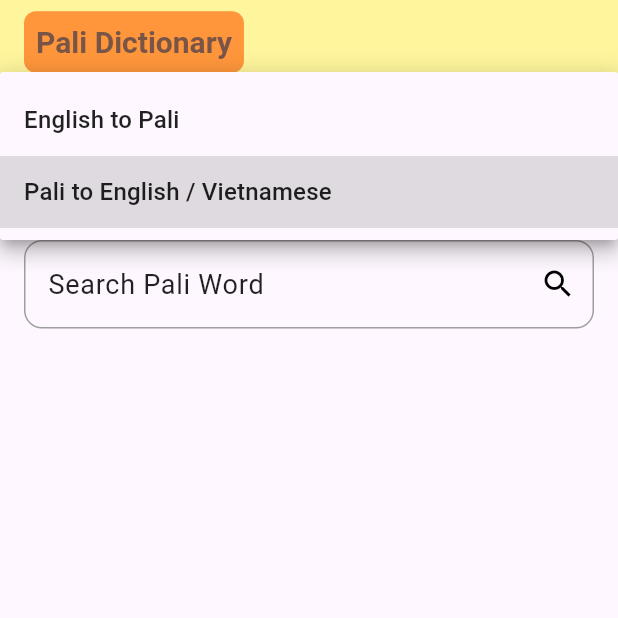
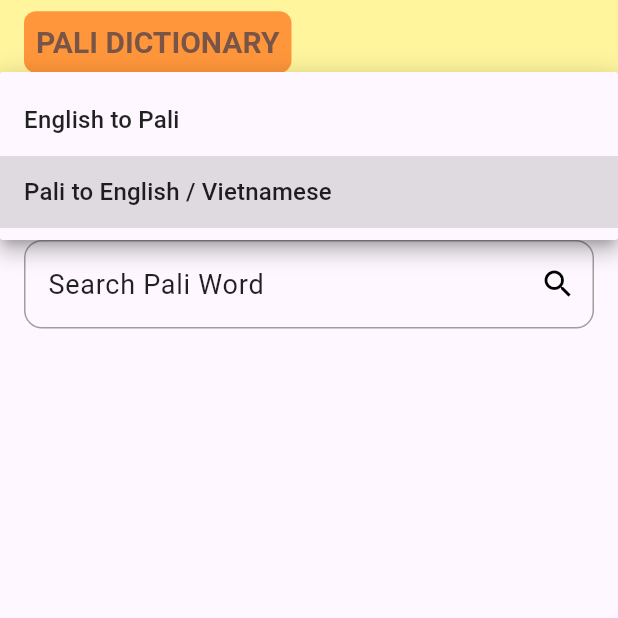
Before and after one commit to trgpnt/pali_dict_app, a Flutter app: the screen it shows after launch, after a tap on "Pali to English / Vietnamese", on a phone screen of 412 x 824 dp, the top half of it. Run offline on Flutter 3.47's test engine with Material 3 defaults, Android fonts, the phone set to English and light mode, and no system bars; statements that could not run were skipped.

```diff
--- a/lib/dictionary_app.dart
+++ b/lib/dictionary_app.dart
@@ -27,6 +27,7 @@ class _DictionaryAppState extends State<DictionaryApp> {
 
   Future<void> loadDictionaryData() async {
     try {
+      Stopwatch stopwatch = Stopwatch()..start();
       dictionaryData[TranslationMode.englishToPali] =
           await _dictionaryReadService.loadDictionary(
               'assets/english-pali_Ven_A_P_Buddhadatta-2.4.2.txt');
@@ -35,6 +36,8 @@ class _DictionaryAppState extends State<DictionaryApp> {
               'assets/pali-english_Ven_A_P_Buddhadatta-2.4.2.txt');
       dictionaryData[TranslationMode.paliToVNese] = await _dictionaryReadService
           .loadDictionary('assets/conbimed_pali_vnese.txt');
+      print(
+          'Finished loading in ${stopwatch.elapsed.inMilliseconds} miliseconds');
     } catch (e) {
       print('Error loading dictionary data: $e');
     }
--- a/lib/loading_screen.dart
+++ b/lib/loading_screen.dart
@@ -1,7 +1,7 @@
 import 'package:flutter/material.dart';
 
-class LoadingScreen extends StatelessWidget {
-  const LoadingScreen({Key? key}) : super(key: key);
+class InitialLoadingScreen extends StatelessWidget {
+  const InitialLoadingScreen({super.key});
 
   @override
   Widget build(BuildContext context) {
--- a/lib/main.dart
+++ b/lib/main/main.dart
@@ -1,24 +1,26 @@
 import 'package:flutter/material.dart';
 
-import 'dictionary_app.dart';
-import 'loading_screen.dart';
+import '../dictionary_app.dart';
+import '../loading_screen.dart';
 
 void main() {
   runApp(MyApp());
 }
 
 class MyApp extends StatelessWidget {
+  static const int waitingOnMilisec = 3000;
+
   @override
   Widget build(BuildContext context) {
     return MaterialApp(
+      debugShowCheckedModeBanner: false,
       home: FutureBuilder<void>(
-        // Simulate some asynchronous initialization
         future: init(),
         builder: (context, snapshot) {
           if (snapshot.connectionState == ConnectionState.done) {
-            return const MyHomePage(); // Transition to the main page
+            return const DictionaryHomePage(); // Transition to the main page
           } else {
-            return const LoadingScreen(); // Show the loading screen while initializing
+            return const InitialLoadingScreen(); // Show the loading screen while initializing
           }
         },
       ),
@@ -28,21 +30,25 @@ class MyApp extends StatelessWidget {
   Future<void> init() async {
     // Perform your initialization tasks here
     // This could be loading data, setting up services, etc.
-    await Future.delayed(const Duration(seconds: 1)); // Simulating a delay
+    await Future.delayed(
+        const Duration(milliseconds: waitingOnMilisec)); // Simulating a delay
   }
 }
 
-class MyHomePage extends StatefulWidget {
-  const MyHomePage({Key? key}) : super(key: key);
+class DictionaryHomePage extends StatefulWidget {
+  const DictionaryHomePage({super.key});
 
   @override
-  _MyHomePageState createState() => _MyHomePageState();
+  _DictionaryHomePageState createState() => _DictionaryHomePageState();
 }
 
-class _MyHomePageState extends State<MyHomePage> {
+class _DictionaryHomePageState extends State<DictionaryHomePage> {
+  static const HOME_PAGE_TITLE = "PALI DICTIONARY";
+
   @override
   Widget build(BuildContext context) {
     return MaterialApp(
+      debugShowCheckedModeBanner: false,
       home: Scaffold(
         appBar: AppBar(
           backgroundColor: Colors.yellow.shade200, // Yellow shade
@@ -54,7 +60,7 @@ class _MyHomePageState extends State<MyHomePage> {
               borderRadius: BorderRadius.circular(8.0), // Rounded corners
             ),
             child: const Text(
-              'Pali Dictionary',
+              HOME_PAGE_TITLE,
               style: TextStyle(
                 fontSize: 20.0,
                 fontWeight: FontWeight.bold,
```
Also changed, not shown: 1 other file.
